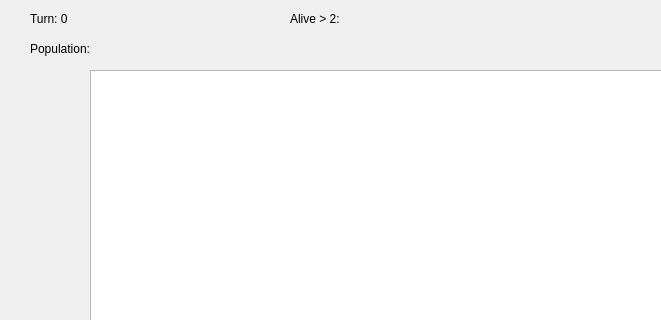
Before: the Qt Designer form Project/mainwindow.ui in akitomoya616/Ants-Movement-Tracker, drawn with Qt 5; both pictures show x 0 to 661 and y 0 to 320 of the 971 by 973 pixel window.
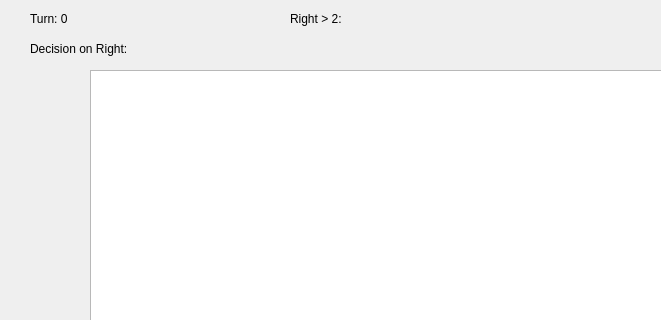
After: the same form once the commit is applied.

Commit message: add function to detect when the game stops

Patch:
```diff
--- a/Project/mainwindow.ui
+++ b/Project/mainwindow.ui
@@ -102,7 +102,7 @@
      </rect>
     </property>
     <property name="text">
-     <string>Population: </string>
+     <string>Decision on Right:</string>
     </property>
    </widget>
    <widget class="QPushButton" name="ResetButton">
@@ -128,7 +128,7 @@
      </rect>
     </property>
     <property name="text">
-     <string>Alive &gt; 2:</string>
+     <string>Right &gt; 2:</string>
     </property>
    </widget>
    <widget class="QLabel" name="Slow">
```
The commit also changes 2 other files.
